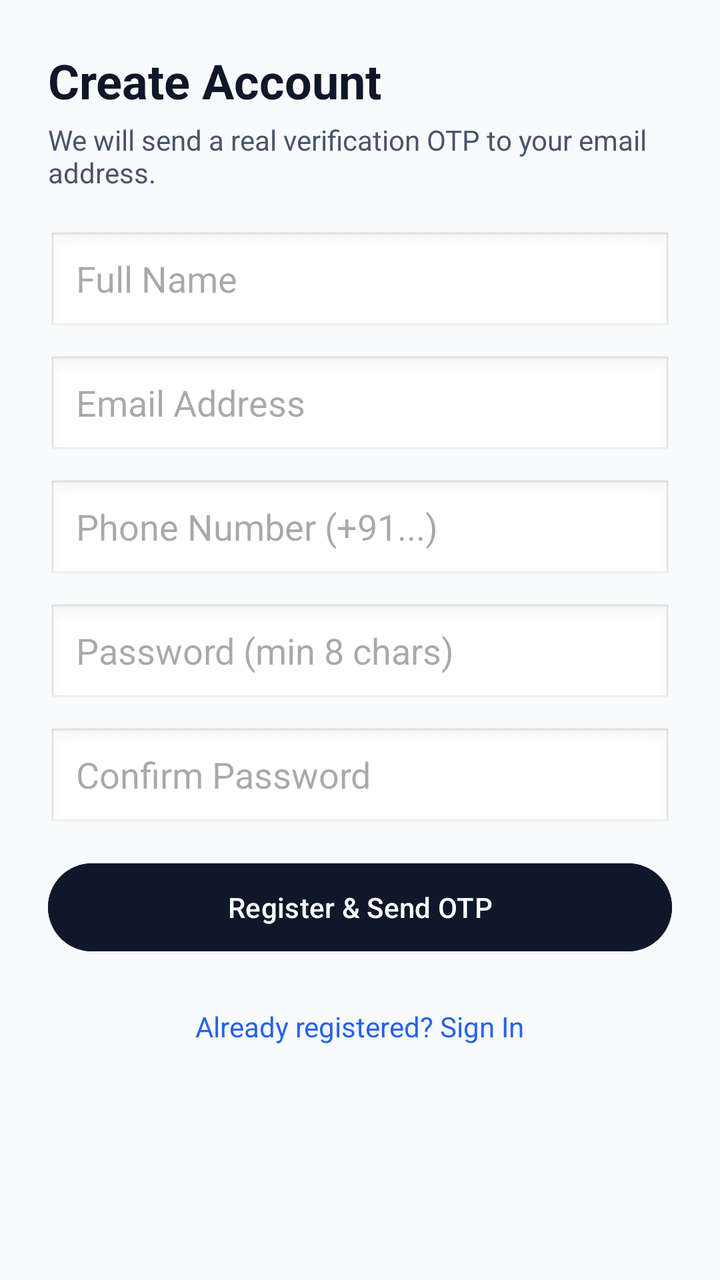
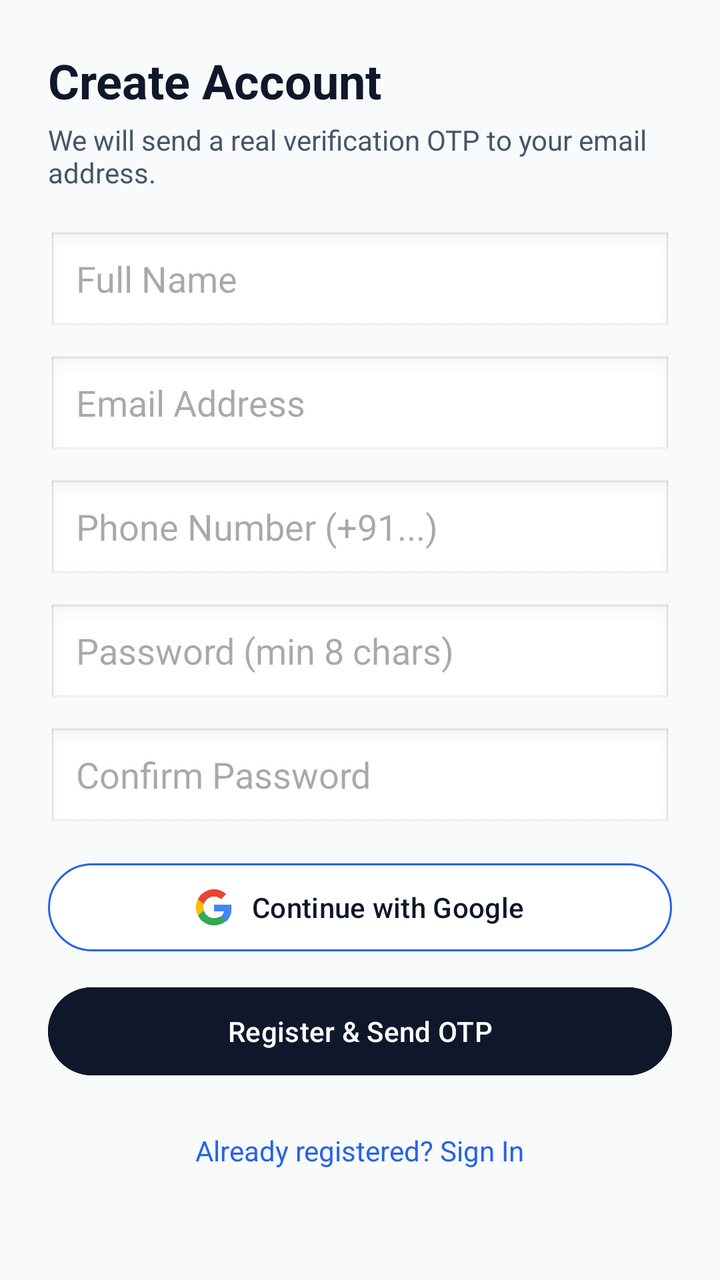

Compare the two renders of this Android layout. The source of the first and the diff that turns it into the second are given below.
<!-- AndroidManifest.xml: application theme Theme.CycloneSafe -->
<!-- res/layout/activity_register.xml -->
<?xml version="1.0" encoding="utf-8"?>
<ScrollView xmlns:android="http://schemas.android.com/apk/res/android"
    android:layout_width="match_parent"
    android:layout_height="match_parent"
    android:background="@color/surface_bg"
    android:fillViewport="true">

    <LinearLayout
        android:layout_width="match_parent"
        android:layout_height="wrap_content"
        android:orientation="vertical"
        android:padding="24dp">

        <TextView
            android:layout_width="wrap_content"
            android:layout_height="wrap_content"
            android:text="Create Account"
            android:textColor="@color/brand_slate"
            android:textSize="24sp"
            android:textStyle="bold" />

        <TextView
            android:layout_width="wrap_content"
            android:layout_height="wrap_content"
            android:layout_marginTop="4dp"
            android:layout_marginBottom="20dp"
            android:text="We will send a real verification OTP to your email address."
            android:textColor="@color/brand_slate_muted"
            android:textSize="14sp" />

        <EditText
            android:id="@+id/etFullName"
            android:layout_width="match_parent"
            android:layout_height="52dp"
            android:layout_marginBottom="10dp"
            android:background="@android:drawable/edit_text"
            android:hint="Full Name"
            android:inputType="textPersonName"
            android:paddingHorizontal="14dp" />

        <EditText
            android:id="@+id/etEmail"
            android:layout_width="match_parent"
            android:layout_height="52dp"
            android:layout_marginBottom="10dp"
            android:background="@android:drawable/edit_text"
            android:hint="Email Address"
            android:inputType="textEmailAddress"
            android:paddingHorizontal="14dp" />

        <EditText
            android:id="@+id/etPhone"
            android:layout_width="match_parent"
            android:layout_height="52dp"
            android:layout_marginBottom="10dp"
            android:background="@android:drawable/edit_text"
            android:hint="Phone Number (+91...)"
            android:inputType="phone"
            android:paddingHorizontal="14dp" />

        <EditText
            android:id="@+id/etPassword"
            android:layout_width="match_parent"
            android:layout_height="52dp"
            android:layout_marginBottom="10dp"
            android:background="@android:drawable/edit_text"
            android:hint="Password (min 8 chars)"
            android:inputType="textPassword"
            android:paddingHorizontal="14dp" />

        <EditText
            android:id="@+id/etConfirmPassword"
            android:layout_width="match_parent"
            android:layout_height="52dp"
            android:layout_marginBottom="12dp"
            android:background="@android:drawable/edit_text"
            android:hint="Confirm Password"
            android:inputType="textPassword"
            android:paddingHorizontal="14dp" />

        <TextView
            android:id="@+id/tvError"
            android:layout_width="match_parent"
            android:layout_height="wrap_content"
            android:layout_marginBottom="12dp"
            android:textColor="@color/emergency_red"
            android:textSize="13sp"
            android:visibility="gone" />

        <ProgressBar
            android:id="@+id/progressBar"
            android:layout_width="wrap_content"
            android:layout_height="wrap_content"
            android:layout_gravity="center"
            android:layout_marginBottom="12dp"
            android:visibility="gone" />

        <Button
            android:id="@+id/btnRegister"
            android:layout_width="match_parent"
            android:layout_height="52dp"
            android:backgroundTint="@color/brand_slate"
            android:text="Register &amp; Send OTP"
            android:textColor="@color/white" />

        <TextView
            android:id="@+id/tvLoginLink"
            android:layout_width="wrap_content"
            android:layout_height="wrap_content"
            android:layout_gravity="center"
            android:layout_marginTop="16dp"
            android:padding="8dp"
            android:text="Already registered? Sign In"
            android:textColor="@color/info_blue" />
    </LinearLayout>
</ScrollView>
<!-- resources referenced by this layout -->
<resources>
  <color name="brand_slate">#0F172A</color>
  <color name="brand_slate_muted">#475569</color>
  <color name="emergency_red">#DC2626</color>
  <color name="info_blue">#2563EB</color>
  <color name="surface_bg">#F8FAFC</color>
  <color name="white">#FFFFFF</color>
  <style name="Theme.CycloneSafe" parent="Theme.Material3.Light.NoActionBar">
          <item name="colorPrimary">@color/brand_slate</item>
          <item name="colorOnPrimary">@color/white</item>
          <item name="colorError">@color/emergency_red</item>
          <item name="android:statusBarColor">@color/brand_slate</item>
          <item name="android:windowBackground">@color/surface_bg</item>
      </style>
</resources>

<!-- the commit's change to res/layout/activity_register.xml (unified diff, before → after) -->
@@ -95,6 +95,22 @@
             android:layout_marginBottom="12dp"
             android:visibility="gone" />
 
+        <com.google.android.material.button.MaterialButton
+            android:id="@+id/btnGoogleSignIn"
+            style="@style/Widget.Material3.Button.OutlinedButton"
+            android:layout_width="match_parent"
+            android:layout_height="52dp"
+            android:layout_marginBottom="10dp"
+            android:backgroundTint="@color/white"
+            android:text="Continue with Google"
+            android:textColor="@color/brand_slate"
+            xmlns:app="http://schemas.android.com/apk/res-auto"
+            app:icon="@drawable/ic_google_logo"
+            app:iconGravity="textStart"
+            app:iconPadding="10dp"
+            app:iconTint="@null"
+            app:strokeColor="@color/info_blue" />
+
         <Button
             android:id="@+id/btnRegister"
             android:layout_width="match_parent"
<!-- resource entries referenced after the edit -->
@@ -6,6 +6,25 @@
   <color name="info_blue">#2563EB</color>
   <color name="surface_bg">#F8FAFC</color>
   <color name="white">#FFFFFF</color>
+  <!-- drawable ic_google_logo (drawable) -->
+  <vector xmlns:android="http://schemas.android.com/apk/res/android"
+      android:width="20dp"
+      android:height="20dp"
+      android:viewportWidth="24"
+      android:viewportHeight="24">
+      <path
+          android:fillColor="#4285F4"
+          android:pathData="M23.745,12.27c0,-0.7 -0.06,-1.4 -0.19,-2.07H12v4.51h6.6c-0.29,1.52 -1.14,2.82 -2.4,3.68v3.05h3.88c2.27,-2.09 3.665,-5.17 3.665,-9.17Z" />
+      <path
+          android:fillColor="#34A853"
+          android:pathData="M12,24c3.24,0 5.95,-1.08 7.93,-2.91l-3.88,-3.05c-1.08,0.72 -2.45,1.16 -4.05,1.16 -3.12,0 -5.77,-2.11 -6.72,-4.96H1.29v3.14C3.26,21.3 7.31,24 12,24Z" />
+      <path
+          android:fillColor="#FBBC05"
+          android:pathData="M5.28,14.24c-0.24,-0.72 -0.38,-1.49 -0.38,-2.24s0.14,-1.52 0.38,-2.24V6.62H1.29C0.47,8.24 0,10.06 0,12s0.47,3.76 1.29,5.38l3.99,-3.14Z" />
+      <path
+          android:fillColor="#EA4335"
+          android:pathData="M12,4.75c1.77,0 3.35,0.61 4.6,1.8l3.42,-3.42C17.95,1.19 15.24,0 12,0 7.31,0 3.26,2.7 1.29,6.62l3.99,3.14c0.95,-2.85 3.6,-4.96 6.72,-4.96Z" />
+  </vector>
   <style name="Theme.CycloneSafe" parent="Theme.Material3.Light.NoActionBar">
           <item name="colorPrimary">@color/brand_slate</item>
           <item name="colorOnPrimary">@color/white</item>
